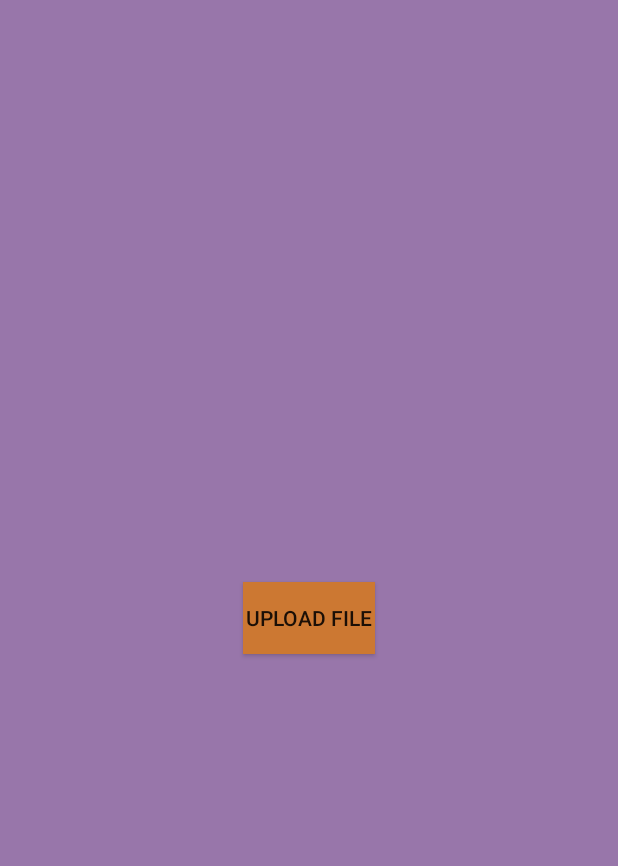
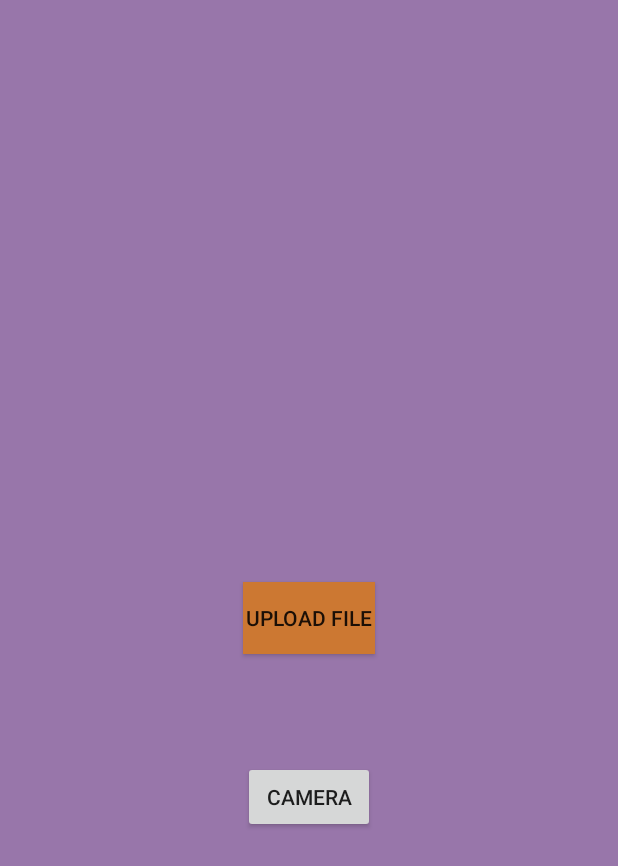
Before and after one commit to ramthechosenone/SnapStore, an Android app: the screen it shows after launch (MainActivity), after a tap on "UPLOAD FILE", on a phone screen of 412 x 824 dp. Shown: the top 866 px of the screen. Run offline under Robolectric (Android 15) with nearby library versions, the phone set to English and light mode, and no system bars; our stand-ins replace ButterKnife; libraries missing offline, so code that uses them is left out: com.dropbox.client2; 6 statements that could not run were skipped.

Commit message:
commit 3 : uploading image directly after camera click

```diff
--- a/app/src/main/java/com/example/ram/snapstore/MainActivity.java
+++ b/app/src/main/java/com/example/ram/snapstore/MainActivity.java
@@ -1,8 +1,12 @@
 package com.example.ram.snapstore;
 
 import android.app.Activity;
+import android.content.Intent;
+import android.graphics.Bitmap;
+import android.net.Uri;
 import android.nfc.Tag;
 import android.os.Environment;
+import android.provider.MediaStore;
 import android.support.v7.app.ActionBarActivity;
 import android.os.Bundle;
 import android.util.Log;
@@ -17,38 +21,55 @@ import com.dropbox.client2.android.AndroidAuthSession;
 import com.dropbox.client2.exception.DropboxException;
 import com.dropbox.client2.session.AppKeyPair;
 
+import java.io.ByteArrayOutputStream;
 import java.io.File;
 import java.io.FileInputStream;
 import java.io.FileNotFoundException;
+import java.io.FileOutputStream;
+import java.io.IOException;
+import java.text.SimpleDateFormat;
+import java.util.Date;
 
 import butterknife.ButterKnife;
 import butterknife.InjectView;
 
 
-public class MainActivity extends Activity implements View.OnClickListener{
+public class MainActivity extends Activity implements View.OnClickListener {
 
-    public static final String TAG = MainActivity.class.getSimpleName();
+   // public static final String TAG = MainActivity.class.getSimpleName();
     final static private String APP_KEY = "6wuzgbhwp7ysegs";
     final static private String APP_SECRET = "64e0viye5qaqvg9";
-    final String path = Environment.getExternalStorageDirectory().toString() + "/";
-   // final String ImagePath = Environment.getExternalStorageDirectory().toString() + "/" + IMAGE_DIRECTORY + "/";
-    final String imagePath = "/storage/emulated/0/DCIM/Camera/";
 
-    // In the class declaration section:
+    public static final int MEDIA_TYPE_IMAGE = 1;
+
+    private static final int CAPTURE_IMAGE_ACTIVITY_REQUEST_CODE = 0;
+    private Uri fileUri;
+
+
+    public static File mediaFile;
+
+
     private DropboxAPI<AndroidAuthSession> mDBApi;
 
-    @InjectView(R.id.fileUploadButton) Button mFileUpload;
+    @InjectView(R.id.fileUploadButton)
+    Button mFileUpload;
+    @InjectView(R.id.Camera_button)
+    Button mCameraButton;
 
     @Override
     protected void onCreate(Bundle savedInstanceState)
 
     {
+
         super.onCreate(savedInstanceState);
         setContentView(R.layout.activity_main);
+
         ButterKnife.inject(this);
 
-       // mfileupload.setOnClickListener(this);
+
         mFileUpload.setOnClickListener(this);
+
+        mCameraButton.setOnClickListener(this);
 
         AppKeyPair appKeys = new AppKeyPair(APP_KEY, APP_SECRET);
         AndroidAuthSession session = new AndroidAuthSession(appKeys);
@@ -56,85 +77,13 @@ public class MainActivity extends Activity implements View.OnClickListener{
 
 
 
-//        if (mDBApi != null) {
-//            System.out.println("inside if");
-//            Toast.makeText(this, "Sup man, its working", Toast.LENGTH_LONG).show();
-//        } else {
-//            System.out.println("inside end");
-//            Toast.makeText(this, "Sup man, its  not working", Toast.LENGTH_LONG).show();
-//        }
 
-        System.out.println("authenticating");
 
         mDBApi.getSession().startOAuth2Authentication(MainActivity.this);
-        System.out.println("auth'd");
-
-        System.out.println(mFileUpload);
-
-//        mFileUpload.setOnClickListener(new View.OnClickListener() {
-//            @Override
-//            public void onClick(View v) {
-//                //uploader();
-//                FileUpload FileUpload = new FileUpload(mDBApi,this,path);
-//                FileUpload.execute();
-//            }
-//
-//        });
-
-
-
-
-//        mDBApi.getSession().startOAuth2Authentication(MainActivity.this);
-//        System.out.println("auth'd");
-        //onResume();
-
-
-      //  final FileUpload fileUpload = new FileUpload();
-
-        // System.out.println("fileupload object created");
-
-        //final String path = "/storage/emulated/0/hey.txt";
-
-
-        // putFile(fileUpload);
-
-
-        //Log.v(TAG, mDBApi.toString() );
-
-
-        //mDBApi.getSession().startOAuth2Authentication(MainActivity.this);
-//        try {
-//            upload(mDBApi);
-//        } catch (FileNotFoundException e) {
-//            e.printStackTrace();
-//        }
-
-//        runOnUiThread(new Runnable() {
-//            @Override
-//            public void run() {
-//                System.out.println("calling putfile inside runnable");
-//                try {
-//                    upload(mDBApi);
-//                } catch (FileNotFoundException e) {
-//                    e.printStackTrace();
-//                }
-//            }
-//        });
-
 
     }
 
-//    public void puttingFile(FileUpload fileUpload) {
-//
-//        System.out.println("putting file");
-//        try {
-//            System.out.println("in putfile in try");
-//            upload(mDBApi);
-//        } catch (FileNotFoundException e) {
-//            System.out.println("filentfound in putfilefn");
-//            e.printStackTrace();
-//        }
-//    }
+
 
     protected void onResume() {
         super.onResume();
@@ -155,55 +104,81 @@ public class MainActivity extends Activity implements View.OnClickListener{
 
     @Override
     public void onClick(View v) {
-        FileUpload fileUpload = new FileUpload(mDBApi,this,imagePath);
-        fileUpload.execute();
+
+//        if (mFileUpload != null) {
+//            FileUpload fileUpload = new FileUpload(mDBApi, this, imagePath);
+//            fileUpload.execute();
+//        }
+
+        if (mCameraButton != null) {
+            Intent cameraIntent = new Intent(MediaStore.ACTION_IMAGE_CAPTURE);
+
+            fileUri = getOutputMediaFileUri(MEDIA_TYPE_IMAGE);
+
+           // System.out.println(fileUri);
+
+
+
+
+            cameraIntent.putExtra(MediaStore.EXTRA_OUTPUT, fileUri);
+
+
+            startActivityForResult(cameraIntent, CAPTURE_IMAGE_ACTIVITY_REQUEST_CODE);
+
+
+
+        }
     }
 
+    private static Uri getOutputMediaFileUri(int type) {
+        return Uri.fromFile(getOutputMediaFile(type));
+    }
 
-//    public void upload(final DropboxAPI<AndroidAuthSession> mDBApi) throws FileNotFoundException {
-//
-//
-//
-//
-//        //File file = new File(path);
-//
-//
-//        runOnUiThread(new Runnable() {
-//            @Override
-//            public void run() {
-//                uploader(mDBApi);
-//                //Log.i("DbExampleLog", "The uploaded file's rev is: " + response.rev);
-//            }
-//
-//        });
-//    }
+    /**
+     * Create a File for saving an image
+     */
+    private static File getOutputMediaFile(int type)
+    {
+        // To be safe, you should check that the SDCard is mounted
+        // using Environment.getExternalStorageState() before doing this.
 
-//    public void uploader() {
-//
-//
-//        System.out.println("uploading");
-//        String path = Environment.getExternalStorageDirectory().toString() + "/";
-//        File file = new File(path, "hey.txt");
-//        System.out.println("file object created");
-//        FileInputStream inputStream = null;
-//        try {
-//            inputStream = new FileInputStream(file);
-//        } catch (FileNotFoundException e) {
-//            e.printStackTrace();
-//        }
-//        //DropboxAPI.Entry response = null;
-//        try {
-//            mDBApi.putFile("/magnum-opus.txt", inputStream,
-//                    file.length(), null, null);
-//            System.out.println("uploaded !!");
-//        } catch (DropboxException e) {
-//            System.out.println("failed");
-//            e.printStackTrace();
-//        }
-//    }
+        File mediaStorageDir = new File(Environment.getExternalStoragePublicDirectory(
+                Environment.DIRECTORY_PICTURES), "MyCameraApp");
+        // This location works best if you want the created images to be shared
+        // between applications and persist after your app has been uninstalled.
 
-//    @Override
-//    public void onClick(View v) {
-//        uploader(mDBApi);
-//    }
+        // Create the storage directory if it does not exist
+        if (!mediaStorageDir.exists()) {
+            if (!mediaStorageDir.mkdirs()) {
+                Log.d("MyCameraApp", "failed to create directory");
+                return null;
+            }
+        }
+
+        // Create a media file name
+        String timeStamp = new SimpleDateFormat("yyyyMMdd_HHmmss").format(new Date());
+
+        File temp;
+        if (type == MEDIA_TYPE_IMAGE) {
+            mediaFile = new File(mediaStorageDir.getPath() + File.separator +
+                    "IMG_" + timeStamp + ".jpg");
+
+        } else {
+            return null;
+        }
+        return mediaFile;
+    }
+
+    @Override
+    protected void onActivityResult(int CAPTURE_IMAGE_ACTIVITY_REQUEST_CODE, int resultCode, Intent data) {
+        // Auto-generated method stub
+        super.onActivityResult(CAPTURE_IMAGE_ACTIVITY_REQUEST_CODE, resultCode, data);
+
+
+        FileUpload fileUpload = new FileUpload(mDBApi,mediaFile);
+        fileUpload.execute();
+
+
+    }
+
 }
--- a/app/src/main/res/layout/activity_main.xml
+++ b/app/src/main/res/layout/activity_main.xml
@@ -15,4 +15,13 @@
         android:layout_centerVertical="true"
         android:layout_centerHorizontal="true"
         android:background="#FFCC7832" />
+
+    <Button
+        android:layout_width="wrap_content"
+        android:layout_height="wrap_content"
+        android:text="Camera"
+        android:id="@+id/Camera_button"
+        android:layout_below="@+id/fileUploadButton"
+        android:layout_centerHorizontal="true"
+        android:layout_marginTop="71dp" />
 </RelativeLayout>
```
Also changed, not shown: app/src/main/java/com/example/ram/snapstore/FileUpload.java (+15 -15 lines).
